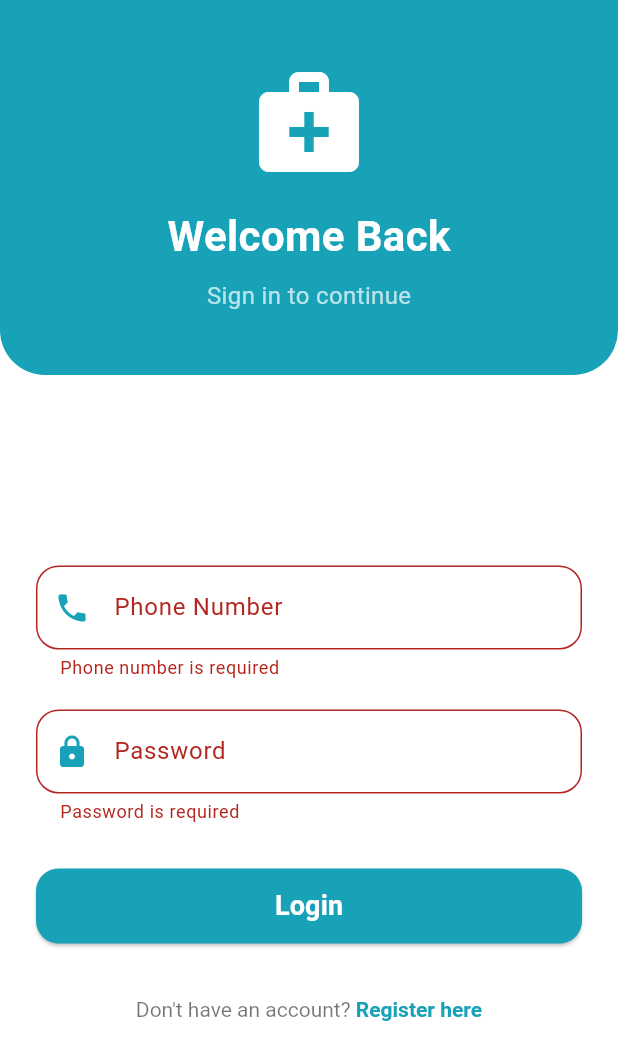
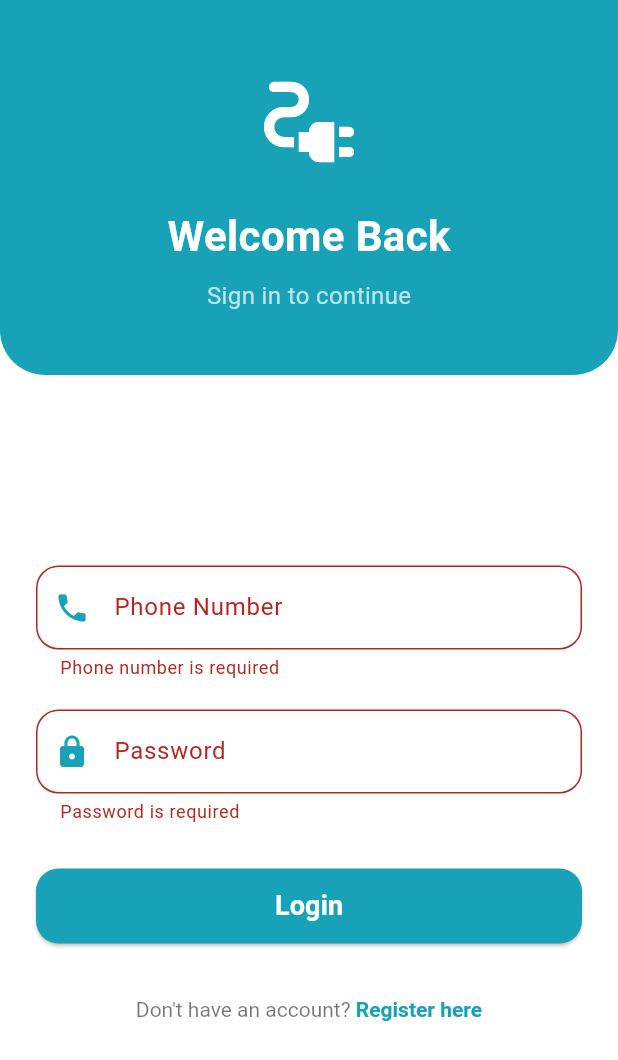
Before and after one commit to Alilzk/motor-termos-front-end, a Flutter app: the screen it shows after launch, after a tap on "Login", on a phone screen of 412 x 824 dp. Shown: the top 1060 px of the screen. Run offline on Flutter 3.47's test engine with Material 3 defaults, Android fonts, the phone set to English and light mode, and no system bars.

Commit message:
setup project

```diff
--- a/lib/pages/login_page.dart
+++ b/lib/pages/login_page.dart
@@ -64,7 +64,7 @@ class _LoginPageState extends State<LoginPage> {
                       mainAxisAlignment: MainAxisAlignment.center,
                       children: [
                         Icon(
-                          Icons.medical_services,
+                          Icons.electrical_services_outlined,
                           size: 80,
                           color: Colors.white,
                         ),
@@ -161,7 +161,7 @@ class _LoginPageState extends State<LoginPage> {
                                         //                                          phoneNumber: "+961" + _phoneController.text,
                                         //                                          password: _passwordController.text,
                                         //                                        );
-                                        Navigator.pushNamed(context, '/');
+                                        Navigator.pushNamed(context, '/usermain');  // should be Navigator.pushNamed(context, '/');
                                       } catch (e) {
                                         ScaffoldMessenger.of(context).showSnackBar(
                                           SnackBar(
--- a/lib/services/routes.dart
+++ b/lib/services/routes.dart
@@ -1,6 +1,7 @@
 import 'package:flutter/material.dart';
 import 'package:motor_termos_front_end/pages/login_page.dart';
 import 'package:motor_termos_front_end/pages/main_user.dart';
+
 Route<dynamic> generateRoute(RouteSettings settings) {
   switch (settings.name) {
     case '/':
@@ -8,8 +9,6 @@ Route<dynamic> generateRoute(RouteSettings settings) {
     case '/login':
       return MaterialPageRoute(builder: (context) => LoginPage());
     case '/usermain':
-      return MaterialPageRoute(builder: (context) => MainUserPage());
-    case '/payment':
       return MaterialPageRoute(builder: (context) => MainUserPage());
     default:
       return MaterialPageRoute(builder: (context) => LoginPage());
```
Also changed, not shown: lib/pages/home_page.dart (added, +17 -0 lines), lib/pages/main_user.dart (+32 -2 lines), lib/pages/payment_page.dart (added, +17 -0 lines).
